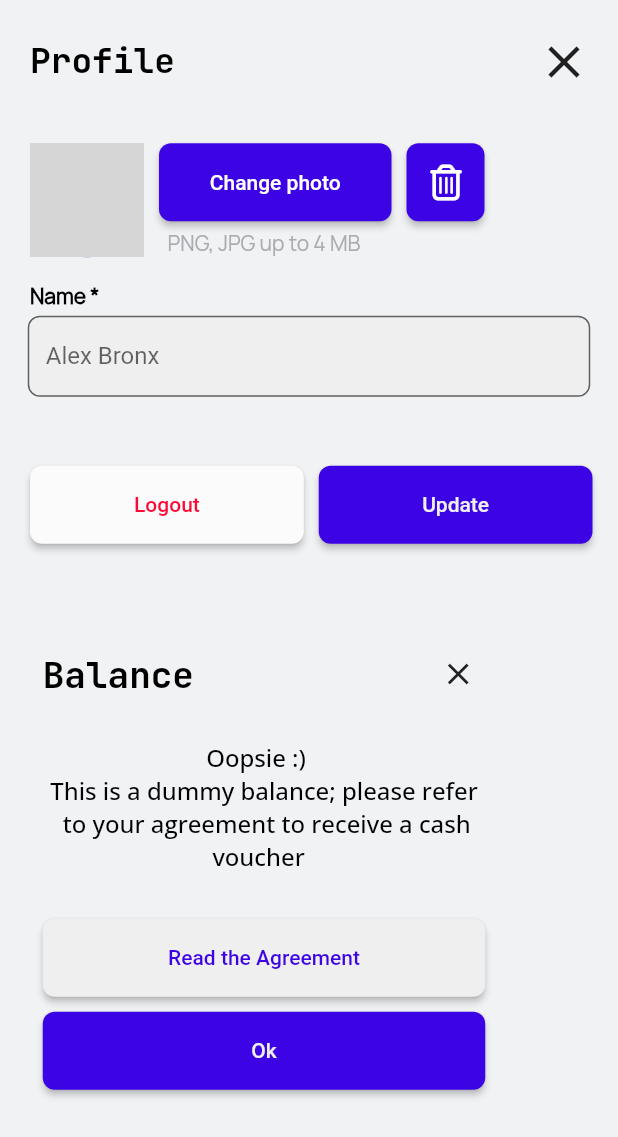
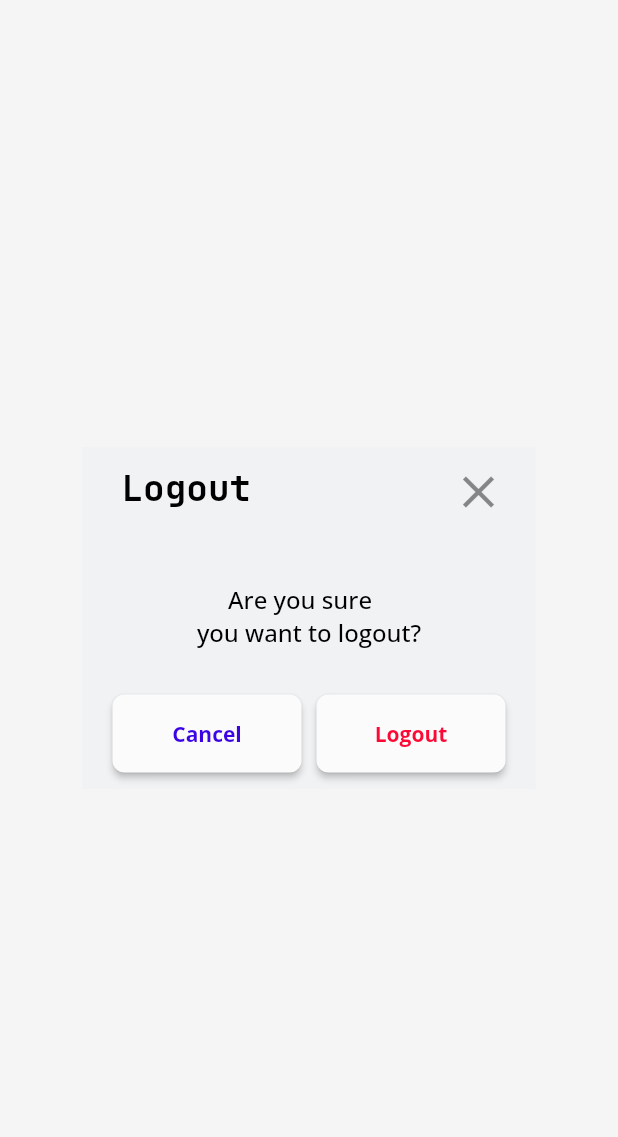
Before and after one commit to SViRaS/contenter_app, a Flutter app: the ProfileScreen screen opened directly, after a tap on "Logout", on a phone screen of 412 x 824 dp. Shown: the top 1137 px of the screen. Run offline on Flutter 3.47's test engine with Material 2 defaults, Android fonts, the phone set to English and light mode, and no system bars; our stand-ins replace flutter_svg, font_awesome_flutter; network calls fail; grey boxes are pictures that could not be loaded.

Commit message:
add logout. change fonts

```diff
--- a/lib/main.dart
+++ b/lib/main.dart
@@ -1,6 +1,7 @@
 import 'package:contenter_app/screens/auth_screen.dart';
 import 'package:contenter_app/screens/club2_screen.dart';
 import 'package:contenter_app/screens/club_screen.dart';
+import 'package:contenter_app/screens/logout_screen.dart';
 import 'package:contenter_app/screens/profile_screen.dart';
 import 'package:contenter_app/screens/welcome_screen.dart';
 import 'package:flutter/material.dart';
--- a/lib/screens/club2_screen.dart
+++ b/lib/screens/club2_screen.dart
@@ -45,9 +45,9 @@ class ClubScreenMyProposals extends StatelessWidget {
                   Row(
                     children: [
                       Padding(
-                        padding: EdgeInsets.only(top: 20.0, left: 20.0),
+                        padding: const EdgeInsets.only(top: 20.0, left: 20.0),
                         child: CircleAvatar(
-                          backgroundImage: NetworkImage(
+                          backgroundImage: const NetworkImage(
                               'https://s3-alpha-sig.figma.com/img/738e/6e77/a92971e6075b85d18be0de93205d90cb?Expires=1668384000&Signature=eouSFgda1zED50ptAd7f8Qql1Elx4kZYVBeJhtP8JoYEdAkYV7zJ9IdjpKZLdqNUs7kvjvxFc8rnQCMkno4s0gVatpRK8LGxe~gvH8-CP9XPFHUHGOo1ZKUJ3px6MJ3snfLvLyG9EpKcjRiDXVgHrtnermqhgmqxhffCoj23Y69~vbm8vY8f2mrvrs7t-~tSL8K-sq~QGcSfJDr2UiUHNcLnh-K3V3BS5wb-LzZ5KdB8E6liAgbao-f85C3Nh5DRflFVb-DuZMSqnIhvzSY6DycapVi3jRI9QcD98Y22ysNxmedXRqE2zUjFejE4tfzggiKR3TSaQBeMLFVwG5LPJw__&Key-Pair-Id=APKAINTVSUGEWH5XD5UA'),
                         child: RawMaterialButton(onPressed: () {
                           Navigator.push(
@@ -57,7 +57,7 @@ class ClubScreenMyProposals extends StatelessWidget {
                         }),
                         ),
                       ),
-                      Padding(
+                      const Padding(
                         padding: EdgeInsets.only(left: 10, top: 20.0),
                         child: Text(
                           'Cameron \nWilliamson',
@@ -68,10 +68,10 @@ class ClubScreenMyProposals extends StatelessWidget {
                               color: Color(0xFF000000)),
                         ),
                       ),
-                      SizedBox(
+                      const SizedBox(
                         width: 135,
                       ),
-                      Padding(
+                      const Padding(
                         padding: EdgeInsets.only(top: 20.0),
                         child: Icon(Icons.more_horiz),
                       ),
--- a/lib/screens/club_screen.dart
+++ b/lib/screens/club_screen.dart
@@ -46,9 +46,9 @@ class ClubScreen extends StatelessWidget {
                     Row(
                       children:  [
                         Padding(
-                          padding: EdgeInsets.only(top: 20.0, left: 20.0),
+                          padding: const EdgeInsets.only(top: 20.0, left: 20.0),
                           child: CircleAvatar(
-                            backgroundImage: NetworkImage(
+                            backgroundImage: const NetworkImage(
                                 'https://s3-alpha-sig.figma.com/img/738e/6e77/a92971e6075b85d18be0de93205d90cb?Expires=1668384000&Signature=eouSFgda1zED50ptAd7f8Qql1Elx4kZYVBeJhtP8JoYEdAkYV7zJ9IdjpKZLdqNUs7kvjvxFc8rnQCMkno4s0gVatpRK8LGxe~gvH8-CP9XPFHUHGOo1ZKUJ3px6MJ3snfLvLyG9EpKcjRiDXVgHrtnermqhgmqxhffCoj23Y69~vbm8vY8f2mrvrs7t-~tSL8K-sq~QGcSfJDr2UiUHNcLnh-K3V3BS5wb-LzZ5KdB8E6liAgbao-f85C3Nh5DRflFVb-DuZMSqnIhvzSY6DycapVi3jRI9QcD98Y22ysNxmedXRqE2zUjFejE4tfzggiKR3TSaQBeMLFVwG5LPJw__&Key-Pair-Id=APKAINTVSUGEWH5XD5UA'),
                           child: RawMaterialButton(onPressed: () {
                             Navigator.push(
@@ -58,7 +58,7 @@ class ClubScreen extends StatelessWidget {
                           }),
                           ),
                         ),
-                        Padding(
+                        const Padding(
                           padding: EdgeInsets.only(left: 10, top: 20.0),
                           child: Text(
                             'Cameron \nWilliamson',
@@ -69,10 +69,10 @@ class ClubScreen extends StatelessWidget {
                                 color: Color(0xFF000000)),
                           ),
                         ),
-                        SizedBox(
+                        const SizedBox(
                           width: 135,
                         ),
-                        Padding(
+                        const Padding(
                           padding: EdgeInsets.only(top: 20.0),
                           child: Icon(Icons.more_horiz),
                         ),
@@ -179,7 +179,7 @@ class ClubScreen extends StatelessWidget {
                 padding: const EdgeInsets.only(left: 35.0),
                 child: TextButton(
                     onPressed: () {},
-                    child: Text(
+                    child: const Text(
                       'Marketplace',
                       style: TextStyle(
                           fontSize: 23,
@@ -188,7 +188,7 @@ class ClubScreen extends StatelessWidget {
                           color: Color(0xFF000000)),
                     )),
               ),
-              SizedBox(
+              const SizedBox(
                 width: 10,
               ),
               TextButton(
@@ -198,7 +198,7 @@ class ClubScreen extends StatelessWidget {
                           MaterialPageRoute(
                               builder: (context) => const ClubScreenMyProposals()));
                   },
-                  child: Text(
+                  child: const Text(
                     'My proposals',
                     style: TextStyle(
                         fontSize: 23,
@@ -572,7 +572,7 @@ class ClubScreen extends StatelessWidget {
                 ],
               ),
             ),
-            SizedBox(
+            const SizedBox(
               height: 96,
             ),
             Container(
--- /dev/null
+++ b/lib/screens/logout_screen.dart
@@ -0,0 +1,134 @@
+import 'package:contenter_app/screens/profile_screen.dart';
+import 'package:flutter/material.dart';
+import 'package:flutter/src/widgets/container.dart';
+import 'package:flutter/src/widgets/framework.dart';
+
+class LogOut extends StatelessWidget {
+  const LogOut({super.key});
+
+  @override
+  Widget build(BuildContext context) {
+    return Scaffold(
+      backgroundColor: const Color(0xFFF5F5F5),
+      body: Column(
+        mainAxisAlignment: MainAxisAlignment.center,
+        children: [
+          Center(
+            child: Container(
+              width: 302,
+              height: 228,
+              color: const Color(0xFFF0F2F4),
+              child: Column(
+                children: [
+                  Padding(
+                    padding: const EdgeInsets.only(
+                      left: 10,
+                    ),
+                    child: ListTile(
+                      trailing: IconButton(
+                        icon: const Icon(
+                          Icons.clear,
+                          size: 36,
+                        ),
+                        onPressed: () {},
+                      ),
+                      title: const Text(
+                        'Logout',
+                        style: TextStyle(
+                            fontSize: 24,
+                            color: Color.fromRGBO(0, 0, 0, 1),
+                            fontWeight: FontWeight.w700,
+                            fontFamily: 'JetBrainsMono-Bold'),
+                      ),
+                    ),
+                  ),
+                  const SizedBox(
+                    height: 35,
+                  ),
+                  const Center(
+                    child: Text(
+                      '     Are you sure \nyou want to logout?',
+                      style: TextStyle(
+                          fontSize: 16,
+                          color: Color(0xFF000000),
+                          fontWeight: FontWeight.w400,
+                          fontFamily: 'OpenSans-Medium'),
+                    ),
+                  ),
+                  const SizedBox(
+                    height: 30,
+                  ),
+                  Row(
+                    children: [
+                      const SizedBox(
+                        width: 20,
+                      ),
+                      SizedBox(
+                        width: 126,
+                        height: 52,
+                        child: ElevatedButton(
+                            onPressed: () {
+                              Navigator.push(
+                                  context,
+                                  MaterialPageRoute(
+                                      builder: (context) =>
+                                          const ProfileScreen()));
+                            },
+                            style: ElevatedButton.styleFrom(
+                                backgroundColor:
+                                    const Color.fromRGBO(251, 251, 251, 1),
+                                shape: const RoundedRectangleBorder(
+                                    borderRadius:
+                                        BorderRadius.all(Radius.circular(8)))),
+                            child: const Center(
+                              child: Text(
+                                'Cancel',
+                                style: TextStyle(
+                                    color: Color.fromRGBO(60, 4, 228, 1),
+                                    fontSize: 14,
+                                    fontWeight: FontWeight.w600,
+                                    fontFamily: 'OpenSans'),
+                              ),
+                            )),
+                      ),
+                      const SizedBox(
+                        width: 10,
+                      ),
+                      SizedBox(
+                        width: 126,
+                        height: 52,
+                        child: ElevatedButton(
+                            onPressed: () {},
+                            style: ElevatedButton.styleFrom(
+                                backgroundColor:
+                                    const Color.fromRGBO(251, 251, 251, 1),
+                                shape: const RoundedRectangleBorder(
+                                    borderRadius:
+                                        BorderRadius.all(Radius.circular(8)))),
+                            child: const Center(
+                              child: Text(
+                                'Logout',
+                                style: TextStyle(
+                                    color: Color.fromRGBO(
+                                      253,
+                                      9,
+                                      53,
+                                      1,
+                                    ),
+                                    fontSize: 14,
+                                    fontWeight: FontWeight.w600,
+                                    fontFamily: 'OpenSans'),
+                              ),
+                            )),
+                      ),
+                    ],
+                  )
+                ],
+              ),
+            ),
+          )
+        ],
+      ),
+    );
+  }
+}
--- a/lib/screens/profile_screen.dart
+++ b/lib/screens/profile_screen.dart
@@ -1,4 +1,5 @@
 import 'package:contenter_app/screens/club_screen.dart';
+import 'package:contenter_app/screens/logout_screen.dart';
 import 'package:flutter/material.dart';
 import 'package:flutter/src/widgets/container.dart';
 import 'package:flutter/src/widgets/framework.dart';
@@ -72,12 +73,12 @@ class ProfileScreen extends StatelessWidget {
                     child: ElevatedButton(
                       style: ElevatedButton.styleFrom(
                             backgroundColor:
-                                const Color.fromRGBO(60, 4, 228, 1),
+                                const Color.fromRGBO(251, 251, 251, 1),
                             shape: const RoundedRectangleBorder(
                                 borderRadius:
                                     BorderRadius.all(Radius.circular(8)))),
                       onPressed: () {},
-                      child: const Text('Change photo'),
+                      child: const Text('Change photo', style: TextStyle(fontSize: 14, fontWeight: FontWeight.w600, fontFamily: 'OpenSans', color: Color.fromRGBO(60, 4, 228, 1)),),
                     ),
                   ),
                   const Padding(
@@ -101,12 +102,12 @@ class ProfileScreen extends StatelessWidget {
                   child: ElevatedButton(
                     style: ElevatedButton.styleFrom(
                             backgroundColor:
-                                const Color.fromRGBO(60, 4, 228, 1),
+                                const Color.fromRGBO(251, 251, 251, 1),
                             shape: const RoundedRectangleBorder(
                                 borderRadius:
                                     BorderRadius.all(Radius.circular(8)))),
                       onPressed: () {},
-                      child: const Icon(FontAwesomeIcons.trashCan)),
+                      child: const Icon(FontAwesomeIcons.trashCan, color: Color.fromRGBO(253, 9, 53, 1),)),
                 ),
               ),
             ],
@@ -115,11 +116,11 @@ class ProfileScreen extends StatelessWidget {
             height: 16,
           ),
           Row(
-            children: [
-              const SizedBox(
+            children: const [
+              SizedBox(
                 width: 20,
               ),
-              const Text('Name *', style: TextStyle(fontSize: 14, fontWeight: FontWeight.w600, fontFamily: 'Manrope', color: Color(0xFF000000)),),
+              Text('Name *', style: TextStyle(fontSize: 14, fontWeight: FontWeight.w600, fontFamily: 'Manrope', color: Color(0xFF000000)),),
             ],
           ),
           const SizedBox(
@@ -139,32 +140,37 @@ class ProfileScreen extends StatelessWidget {
                   label: Text('Alex Bronx')),
             ),
           ),
-          SizedBox(
+          const SizedBox(
             height: 46,
           ),
           Row(
             children: [
-              SizedBox(
+              const SizedBox(
                 width: 20,
               ),
               SizedBox(
                 width: 182.5,
                 height: 52,
                 child: ElevatedButton(
-                    onPressed: () {},
+                    onPressed: () {
+                       Navigator.push(
+                          context,
+                          MaterialPageRoute(
+                              builder: (context) => const LogOut()));
+                    },
                     style: ElevatedButton.styleFrom(
                         backgroundColor: const Color.fromRGBO(251, 251, 251, 1),
                         shape: const RoundedRectangleBorder(
                             borderRadius:
                                 BorderRadius.all(Radius.circular(8)))),
-                    child: Center(
+                    child: const Center(
                       child: Text(
                         'Logout',
-                        style: TextStyle(color: Color.fromRGBO(253, 9, 53, 1)),
+                        style: TextStyle(color: Color.fromRGBO(253, 9, 53, 1), fontSize: 14, fontWeight: FontWeight.w600, fontFamily: 'OpenSans'),
                       ),
                     )),
               ),
-              SizedBox(
+              const SizedBox(
                 width: 10,
               ),
               SizedBox(
@@ -177,17 +183,17 @@ class ProfileScreen extends StatelessWidget {
                         shape: const RoundedRectangleBorder(
                             borderRadius:
                                 BorderRadius.all(Radius.circular(8)))),
-                    child: Center(
+                    child: const Center(
                       child: Text(
                         'Update',
                         style:
-                            TextStyle(color: Color.fromRGBO(239, 239, 239, 1)),
+                            TextStyle(color: Color.fromRGBO(239, 239, 239, 1), fontSize: 14, fontWeight: FontWeight.w600, fontFamily: 'OpenSans'),
                       ),
                     )),
               ),
             ],
           ),
-          SizedBox(
+          const SizedBox(
             height: 72,
           ),
           Padding(
@@ -195,18 +201,18 @@ class ProfileScreen extends StatelessWidget {
             child: Container(
               width: 335,
               height: 332,
-              decoration: BoxDecoration(
+              decoration: const BoxDecoration(
                 color: Color.fromRGBO(240, 242, 244, 1),
               ),
               child: Column(
                 children: [
                   Row(
-                    children: [
+                    children: const [
                       SizedBox(
                         width: 265,
                         height: 30,
                         child: Padding(
-                          padding: const EdgeInsets.only(left: 20.0),
+                          padding: EdgeInsets.only(left: 20.0),
                           child: Text(
                             'Balance',
                             style: TextStyle(
@@ -223,10 +229,10 @@ class ProfileScreen extends StatelessWidget {
                       Icon(Icons.clear),
                     ],
                   ),
-                  SizedBox(
+                  const SizedBox(
                     height: 30,
                   ),
-                  Text(
+                  const Text(
                     '                          Oopsie :) \n This is a dummy balance; please refer \n   to your agreement to receive a cash \n                           voucher',
                     style: TextStyle(
                         fontSize: 16,
@@ -234,7 +240,7 @@ class ProfileScreen extends StatelessWidget {
                         color: Color(0xFF000000),
                         fontFamily: 'OpenSans-Medium'),
                   ),
-                  SizedBox(
+                  const SizedBox(
                     height: 30,
                   ),
                   SizedBox(
@@ -244,11 +250,11 @@ class ProfileScreen extends StatelessWidget {
                         onPressed: () {},
                         style: ElevatedButton.styleFrom(
                             backgroundColor:
-                                const Color.fromRGBO(239, 239, 239, 1),
+                                const Color.fromRGBO(251, 251, 251, 1),
                             shape: const RoundedRectangleBorder(
                                 borderRadius:
                                     BorderRadius.all(Radius.circular(8)))),
-                        child: Center(
+                        child: const Center(
                           child: Text(
                             'Read the Agreement',
                             style: TextStyle(
@@ -257,7 +263,7 @@ class ProfileScreen extends StatelessWidget {
                           ),
                         )),
                   ),
-                  SizedBox(
+                  const SizedBox(
                     height: 10,
                   ),
                   SizedBox(
@@ -271,7 +277,7 @@ class ProfileScreen extends StatelessWidget {
                             shape: const RoundedRectangleBorder(
                                 borderRadius:
                                     BorderRadius.all(Radius.circular(8)))),
-                        child: Center(
+                        child: const Center(
                           child: Text(
                             'Ok',
                             style: TextStyle(
--- a/lib/screens/welcome_screen.dart
+++ b/lib/screens/welcome_screen.dart
@@ -94,7 +94,7 @@ class WelcomeScreen extends StatelessWidget {
                     ),
                   ],
                 ),
-                SizedBox(
+                const SizedBox(
                   height: 60,
                 ),
                 SizedBox(
```
